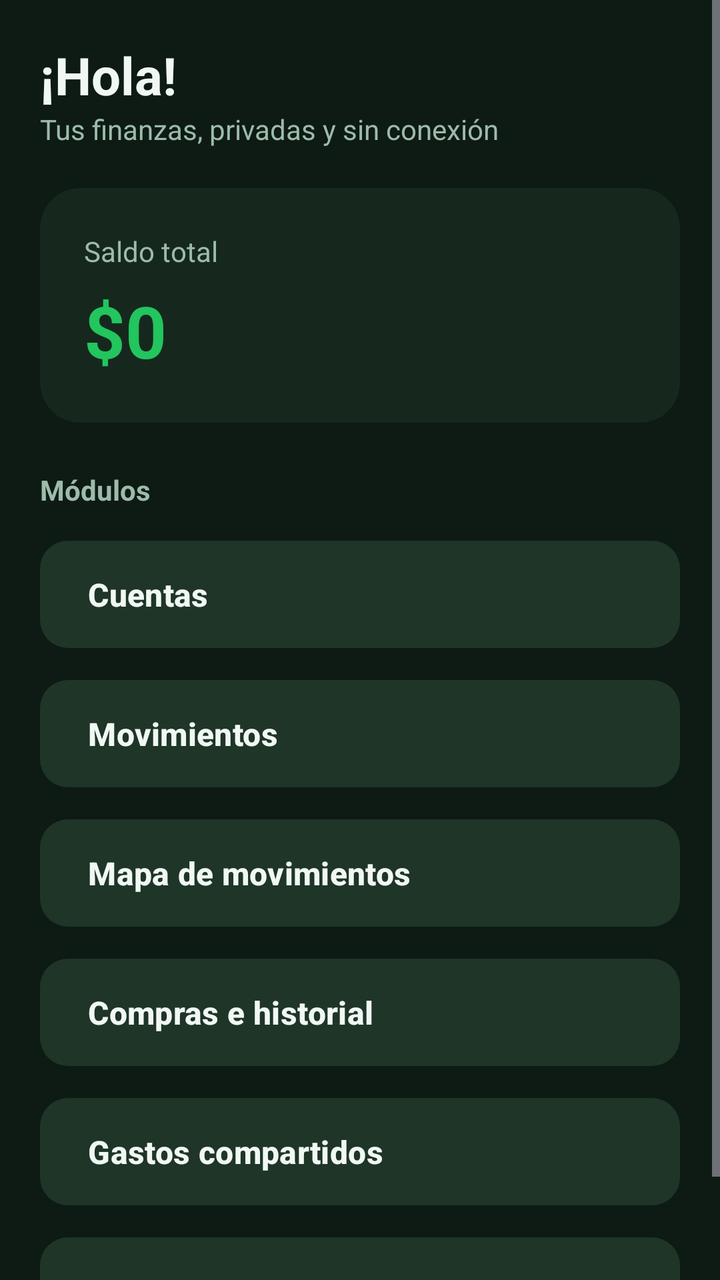
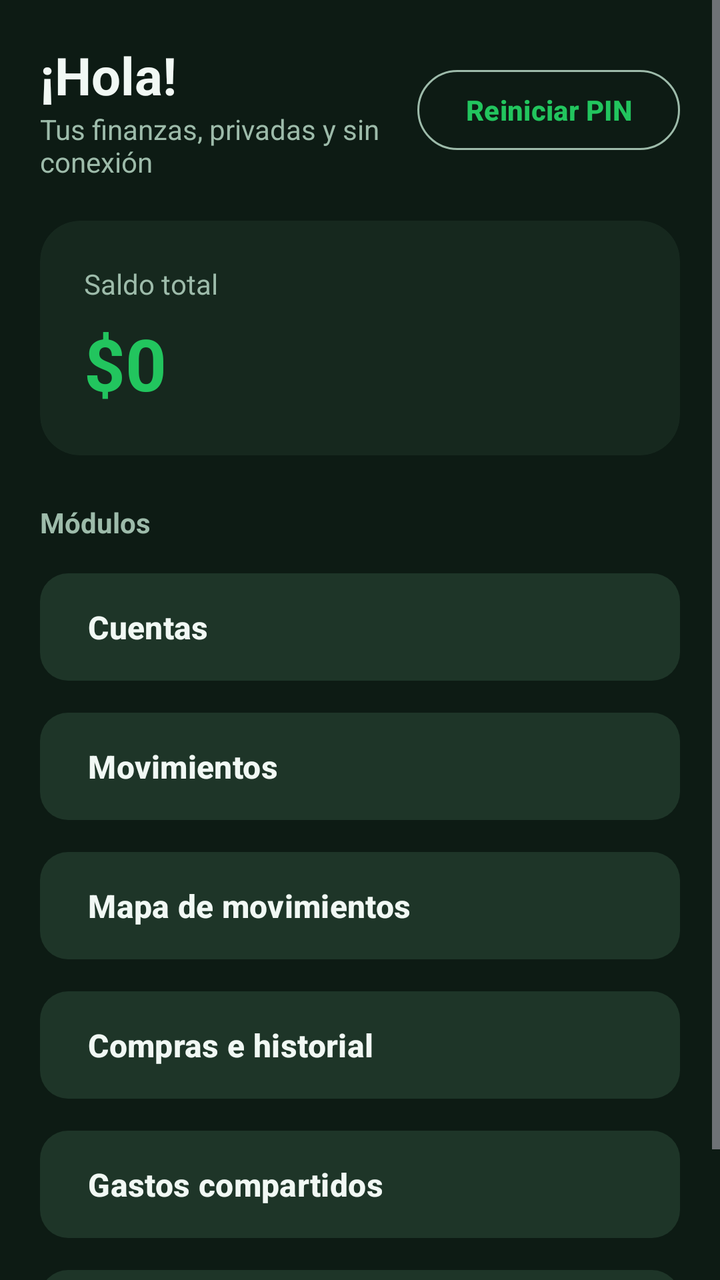

Before-and-after screenshots of an Android layout around one commit, followed by the original layout XML and the change that was made.
<!-- AndroidManifest.xml: application theme Theme.LocalCash -->
<!-- res/layout/activity_home.xml -->
<?xml version="1.0" encoding="utf-8"?>
<androidx.constraintlayout.widget.ConstraintLayout xmlns:android="http://schemas.android.com/apk/res/android"
    xmlns:app="http://schemas.android.com/apk/res-auto"
    xmlns:tools="http://schemas.android.com/tools"
    android:id="@+id/main"
    android:layout_width="match_parent"
    android:layout_height="match_parent"
    android:background="@color/lc_background"
    tools:context=".HomeActivity">

    <ScrollView
        android:layout_width="0dp"
        android:layout_height="0dp"
        app:layout_constraintBottom_toBottomOf="parent"
        app:layout_constraintEnd_toEndOf="parent"
        app:layout_constraintStart_toStartOf="parent"
        app:layout_constraintTop_toTopOf="parent">

        <LinearLayout
            android:layout_width="match_parent"
            android:layout_height="wrap_content"
            android:orientation="vertical"
            android:padding="20dp">

            <TextView
                android:id="@+id/tvSaludo"
                android:layout_width="wrap_content"
                android:layout_height="wrap_content"
                android:text="@string/ah_saludo_defecto"
                android:textColor="@color/lc_text"
                android:textSize="26sp"
                android:textStyle="bold" />

            <TextView
                android:layout_width="wrap_content"
                android:layout_height="wrap_content"
                android:text="@string/ah_subtitulo"
                android:textColor="@color/lc_hint"
                android:textSize="14sp" />

            
            <androidx.cardview.widget.CardView
                android:layout_width="match_parent"
                android:layout_height="wrap_content"
                android:layout_marginTop="20dp"
                app:cardBackgroundColor="@color/lc_surface"
                app:cardCornerRadius="20dp"
                app:cardElevation="0dp">

                <LinearLayout
                    android:layout_width="match_parent"
                    android:layout_height="wrap_content"
                    android:orientation="vertical"
                    android:padding="22dp">

                    <TextView
                        android:layout_width="wrap_content"
                        android:layout_height="wrap_content"
                        android:text="@string/ah_saldo_label"
                        android:textColor="@color/lc_hint"
                        android:textSize="14sp" />

                    <TextView
                        android:id="@+id/tvSaldoTotal"
                        android:layout_width="wrap_content"
                        android:layout_height="wrap_content"
                        android:layout_marginTop="6dp"
                        android:text="@string/ah_saldo_defecto"
                        android:textColor="@color/lc_accent"
                        android:textSize="36sp"
                        android:textStyle="bold" />
                </LinearLayout>
            </androidx.cardview.widget.CardView>

            <TextView
                android:layout_width="wrap_content"
                android:layout_height="wrap_content"
                android:layout_marginTop="24dp"
                android:layout_marginBottom="4dp"
                android:text="@string/ah_modulos"
                android:textColor="@color/lc_hint"
                android:textSize="14sp"
                android:textStyle="bold" />

            <Button
                android:id="@+id/btnCuentas"
                style="@style/Widget.LocalCash.Menu"
                android:layout_width="match_parent"
                android:layout_height="wrap_content"
                android:text="@string/ah_btncuentas" />

            <Button
                android:id="@+id/btnMovimientos"
                style="@style/Widget.LocalCash.Menu"
                android:layout_width="match_parent"
                android:layout_height="wrap_content"
                android:text="@string/ah_btnmovimientos" />

            <Button
                android:id="@+id/btnMapa"
                style="@style/Widget.LocalCash.Menu"
                android:layout_width="match_parent"
                android:layout_height="wrap_content"
                android:text="@string/ah_btnmapa" />

            <Button
                android:id="@+id/btnCompras"
                style="@style/Widget.LocalCash.Menu"
                android:layout_width="match_parent"
                android:layout_height="wrap_content"
                android:text="@string/ah_btncompras" />

            <Button
                android:id="@+id/btnGastosCompartidos"
                style="@style/Widget.LocalCash.Menu"
                android:layout_width="match_parent"
                android:layout_height="wrap_content"
                android:text="@string/ah_btngastos" />

            <Button
                android:id="@+id/btnContactos"
                style="@style/Widget.LocalCash.Menu"
                android:layout_width="match_parent"
                android:layout_height="wrap_content"
                android:text="@string/ah_btncontactos" />

        </LinearLayout>

    </ScrollView>

</androidx.constraintlayout.widget.ConstraintLayout>
<!-- resources referenced by this layout -->
<resources>
  <color name="lc_accent">#22C55E</color>
  <color name="lc_background">#0D1B14</color>
  <color name="lc_hint">#9DBBAA</color>
  <color name="lc_surface">#16281E</color>
  <color name="lc_text">#F1F8F4</color>
  <string name="ah_btncompras">Compras e historial</string>
  <string name="ah_btncontactos">Contactos</string>
  <string name="ah_btncuentas">Cuentas</string>
  <string name="ah_btngastos">Gastos compartidos</string>
  <string name="ah_btnmapa">Mapa de movimientos</string>
  <string name="ah_btnmovimientos">Movimientos</string>
  <string name="ah_modulos">Módulos</string>
  <string name="ah_saldo_defecto">$0</string>
  <string name="ah_saldo_label">Saldo total</string>
  <string name="ah_saludo_defecto">¡Hola!</string>
  <string name="ah_subtitulo">Tus finanzas, privadas y sin conexión</string>
  <style name="Widget.LocalCash.Menu" parent="Widget.Material3.Button.TonalButton">
          <item name="cornerRadius">14dp</item>
          <item name="android:layout_marginTop">8dp</item>
          <item name="android:paddingTop">16dp</item>
          <item name="android:paddingBottom">16dp</item>
          <item name="android:gravity">start|center_vertical</item>
          <item name="android:textAllCaps">false</item>
          <item name="android:textSize">16sp</item>
          <item name="android:textColor">@color/lc_text</item>
      </style>
  <style name="Theme.LocalCash" parent="Base.Theme.LocalCash" />
  <style name="Base.Theme.LocalCash" parent="Theme.Material3.Dark.NoActionBar">
          
          <item name="colorPrimary">@color/lc_accent</item>
          <item name="colorOnPrimary">@color/lc_on_primary</item>
          <item name="colorPrimaryContainer">@color/lc_accent_dark</item>
          <item name="colorOnPrimaryContainer">@color/lc_text</item>
          <item name="colorSecondary">@color/lc_accent</item>
          <item name="colorOnSecondary">@color/lc_on_primary</item>
          <item name="colorSecondaryContainer">@color/lc_surface_variant</item>
          <item name="colorOnSecondaryContainer">@color/lc_text</item>
  
          
          <item name="android:colorBackground">@color/lc_background</item>
          <item name="colorSurface">@color/lc_surface</item>
          <item name="colorOnSurface">@color/lc_text</item>
          <item name="colorSurfaceVariant">@color/lc_surface_variant</item>
          <item name="colorOnSurfaceVariant">@color/lc_hint</item>
          <item name="colorOutline">@color/lc_hint</item>
  
          
          <item name="android:statusBarColor">@color/lc_background</item>
          <item name="android:navigationBarColor">@color/lc_background</item>
  
          
          <item name="materialButtonStyle">@style/Widget.LocalCash.Button</item>
      </style>
  <color name="lc_on_primary">#04120C</color>
  <color name="lc_accent_dark">#15803D</color>
  <color name="lc_surface_variant">#1E3528</color>
  <style name="Widget.LocalCash.Button" parent="Widget.Material3.Button">
          <item name="cornerRadius">14dp</item>
          <item name="android:paddingTop">12dp</item>
          <item name="android:paddingBottom">12dp</item>
          <item name="android:textAllCaps">false</item>
          <item name="android:textStyle">bold</item>
      </style>
</resources>

<!-- the commit's change to res/layout/activity_home.xml (unified diff, before → after) -->
@@ -22,21 +22,44 @@
             android:orientation="vertical"
             android:padding="20dp">
 
-            <TextView
-                android:id="@+id/tvSaludo"
-                android:layout_width="wrap_content"
+            <LinearLayout
+                android:layout_width="match_parent"
                 android:layout_height="wrap_content"
-                android:text="@string/ah_saludo_defecto"
-                android:textColor="@color/lc_text"
-                android:textSize="26sp"
-                android:textStyle="bold" />
+                android:orientation="horizontal"
+                android:gravity="center_vertical">
 
-            <TextView
-                android:layout_width="wrap_content"
-                android:layout_height="wrap_content"
-                android:text="@string/ah_subtitulo"
-                android:textColor="@color/lc_hint"
-                android:textSize="14sp" />
+                <LinearLayout
+                    android:layout_width="0dp"
+                    android:layout_height="wrap_content"
+                    android:layout_weight="1"
+                    android:orientation="vertical">
+
+                    <TextView
+                        android:id="@+id/tvSaludo"
+                        android:layout_width="wrap_content"
+                        android:layout_height="wrap_content"
+                        android:text="@string/ah_saludo_defecto"
+                        android:textColor="@color/lc_text"
+                        android:textSize="26sp"
+                        android:textStyle="bold" />
+
+                    <TextView
+                        android:layout_width="wrap_content"
+                        android:layout_height="wrap_content"
+                        android:text="@string/ah_subtitulo"
+                        android:textColor="@color/lc_hint"
+                        android:textSize="14sp" />
+                </LinearLayout>
+
+                <Button
+                    android:id="@+id/btnReiniciarPin"
+                    style="@style/Widget.Material3.Button.OutlinedButton"
+                    android:layout_width="wrap_content"
+                    android:layout_height="wrap_content"
+                    android:layout_marginStart="8dp"
+                    android:text="@string/ah_btnreiniciarpin"
+                    android:textAllCaps="false" />
+            </LinearLayout>
 
             
             <androidx.cardview.widget.CardView
<!-- resource entries referenced after the edit -->
@@ -11,6 +11,7 @@
   <string name="ah_btngastos">Gastos compartidos</string>
   <string name="ah_btnmapa">Mapa de movimientos</string>
   <string name="ah_btnmovimientos">Movimientos</string>
+  <string name="ah_btnreiniciarpin">Reiniciar PIN</string>
   <string name="ah_modulos">Módulos</string>
   <string name="ah_saldo_defecto">$0</string>
   <string name="ah_saldo_label">Saldo total</string>
